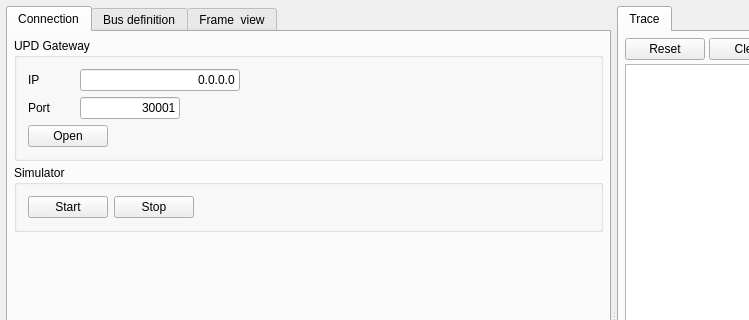
The window that ui/mainwindow.ui (mwkpe/tincan) describes before a commit, drawn with Qt 5; both pictures show x 0 to 749 and y 0 to 320 of the 1200 by 640 pixel window.
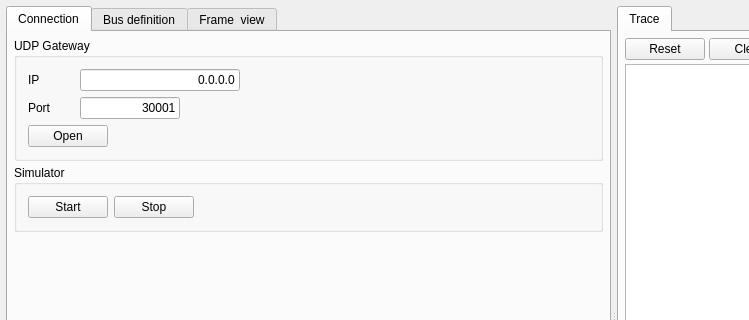
The same window after the commit.

```diff
--- a/ui/mainwindow.ui
+++ b/ui/mainwindow.ui
@@ -86,7 +86,7 @@
          <item>
           <widget class="QGroupBox" name="groupBox">
            <property name="title">
-            <string>UPD Gateway</string>
+            <string>UDP Gateway</string>
            </property>
            <layout class="QVBoxLayout" name="verticalLayout_3">
             <item>
```
